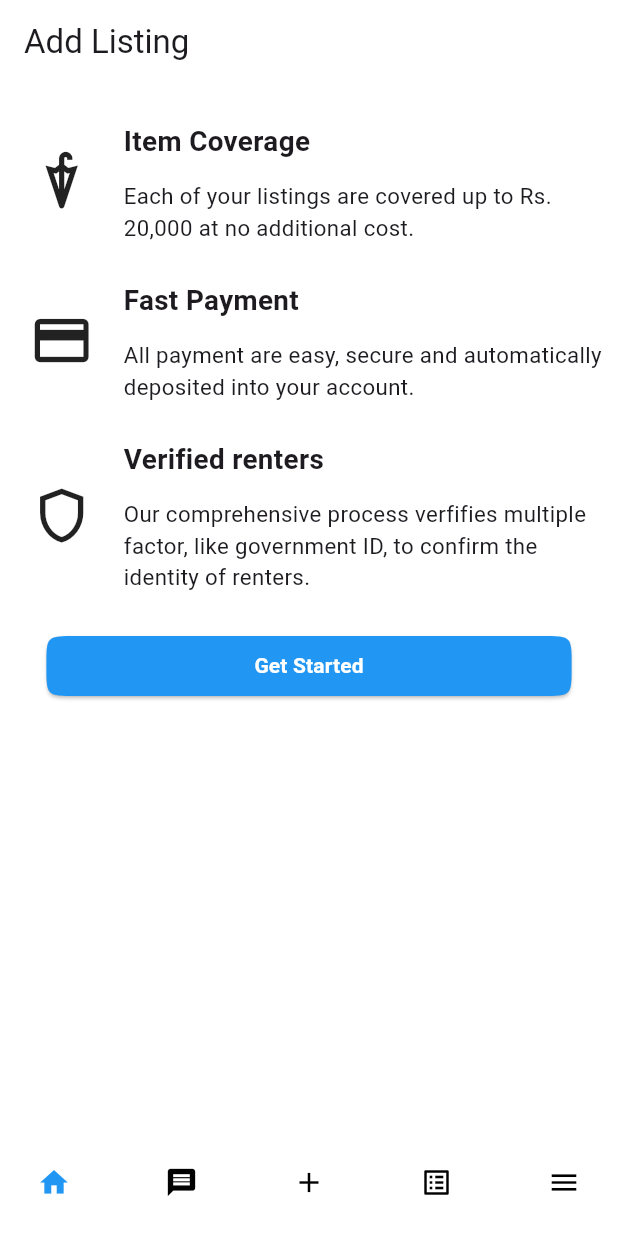
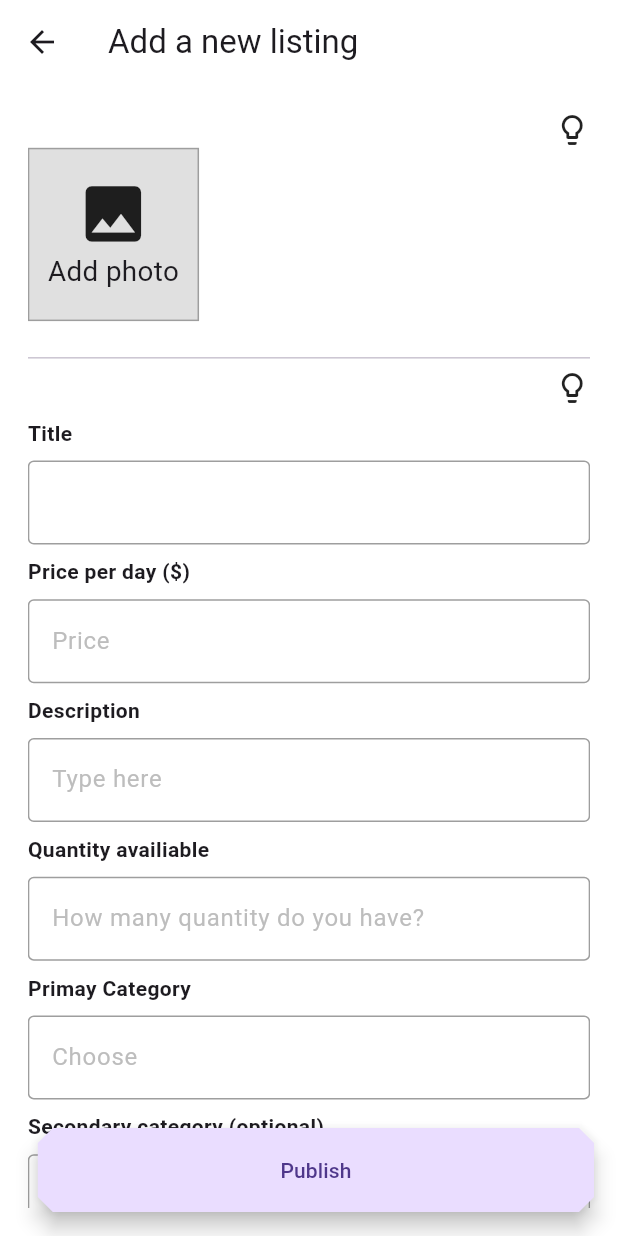
Before and after one commit to bgyn/Rental-Mobile, a Flutter app: the AddListingPage screen opened by its route, after a tap on "Get Started", on a phone screen of 412 x 824 dp. Run offline on Flutter 3.47's test engine with Material 3 defaults, Android fonts, the phone set to English and light mode, and no system bars; drawn by our look-alikes of google_nav_bar; our stand-ins replace cached_network_image, carousel_slider, equatable, firebase_core, flutter_bloc, get_it and 4 more; accounts and stored records are empty; network calls fail.

Commit message:
created new listing page - added text field - added show dialog for tips (not completed)

```diff
--- a/lib/config/routes/route_config.dart
+++ b/lib/config/routes/route_config.dart
@@ -6,6 +6,7 @@ import 'package:rentpal/features/auth/presentation/pages/register_page.dart';
 import 'package:rentpal/features/home/presentation/pages/home.dart';
 import 'package:rentpal/features/home/presentation/pages/home_page.dart';
 import 'package:rentpal/features/menu/presentation/pages/menu_page.dart';
+import 'package:rentpal/features/add_listing/presentation/pages/add_new_listing.dart';
 import 'package:rentpal/features/my_listing/presentation/pages/my_listing_page.dart';
 import 'package:rentpal/features/rentals/presentation/pages/rental_page.dart';
 
@@ -16,6 +17,10 @@ final routeConfig = GoRouter(
   navigatorKey: _rootNavigatorKey,
   initialLocation: '/',
   routes: <RouteBase>[
+    GoRoute(
+      path: "/add_listing/add_new_listing",
+      builder: (context, state) => const AddNewListing(),
+    ),
     ShellRoute(
       navigatorKey: _shellNavigatorKey,
       builder: (context, stae, child) => Home(child: child),
--- a/lib/features/add_listing/presentation/pages/add_listing_page.dart
+++ b/lib/features/add_listing/presentation/pages/add_listing_page.dart
@@ -1,4 +1,5 @@
 import 'package:flutter/material.dart';
+import 'package:go_router/go_router.dart';
 import 'package:rentpal/core/extension/extension.dart';
 
 class AddListingPage extends StatelessWidget {
@@ -166,7 +167,9 @@ class AddListingPage extends StatelessWidget {
                   borderRadius: BorderRadius.circular(20),
                 ),
               ),
-              onPressed: () {},
+              onPressed: () {
+                GoRouter.of(context).push("/add_listing/add_new_listing");
+              },
               child: const Text(
                 "Get Started",
                 style:
--- /dev/null
+++ b/lib/features/add_listing/presentation/pages/add_new_listing.dart
@@ -0,0 +1,172 @@
+import 'package:flutter/material.dart';
+import 'package:rentpal/core/extension/extension.dart';
+import 'package:rentpal/features/add_listing/presentation/widgets/listing_text_field.dart';
+
+class AddNewListing extends StatefulWidget {
+  const AddNewListing({super.key});
+
+  @override
+  State<AddNewListing> createState() => _AddNewListingState();
+}
+
+class _AddNewListingState extends State<AddNewListing> {
+  final _titleController = TextEditingController();
+  final _pricePerDayController = TextEditingController();
+  final _descriptionController = TextEditingController();
+  final _quantityController = TextEditingController();
+  @override
+  Widget build(BuildContext context) {
+    return Scaffold(
+      appBar: AppBar(
+        backgroundColor: Colors.white,
+        title: const Text("Add a new listing"),
+      ),
+      body: Padding(
+        padding: EdgeInsets.symmetric(
+          horizontal: 0.015.toRes(context),
+          vertical: 0.015.toRes(context),
+        ),
+        child: SingleChildScrollView(
+          child: Column(
+            crossAxisAlignment: CrossAxisAlignment.start,
+            children: [
+              Align(
+                alignment: Alignment.centerRight,
+                child: GestureDetector(
+                  onTap: () {
+                    _showPopup(context);
+                  },
+                  child: const Icon(Icons.lightbulb_outlined),
+                ),
+              ),
+              Container(
+                decoration: BoxDecoration(
+                  border: Border.all(
+                    color: Colors.grey,
+                  ),
+                  color: Colors.grey.shade300,
+                ),
+                padding: EdgeInsets.symmetric(
+                  vertical: 0.015.toRes(context),
+                  horizontal: 0.01.toRes(context),
+                ),
+                child: Column(
+                  children: [
+                    Icon(
+                      Icons.image,
+                      size: 0.04.toRes(context),
+                    ),
+                    Text(
+                      "Add photo",
+                      style: TextStyle(
+                        fontSize: 0.015.toRes(context),
+                      ),
+                    ),
+                  ],
+                ),
+              ),
+              SizedBox(
+                height: 0.02.h(context),
+              ),
+              const Divider(),
+              Align(
+                alignment: Alignment.centerRight,
+                child: GestureDetector(
+                  onTap: () {
+                    _showPopup(context);
+                  },
+                  child: const Icon(Icons.lightbulb_outlined),
+                ),
+              ),
+              ListingTextField(
+                title: "Title",
+                controller: _titleController,
+              ),
+              ListingTextField(
+                title: "Price per day (\$)",
+                controller: _pricePerDayController,
+                hintText: "Price",
+                textInputType: TextInputType.number,
+              ),
+              ListingTextField(
+                title: "Description",
+                controller: _descriptionController,
+                hintText: "Type here",
+              ),
+              ListingTextField(
+                title: "Quantity availiable",
+                controller: _quantityController,
+                hintText: "How many quantity do you have?",
+                textInputType: TextInputType.number,
+              ),
+              ListingTextField(
+                title: "Primay Category",
+                controller: _quantityController,
+                hintText: "Choose",
+                textInputType: TextInputType.number,
+              ),
+              ListingTextField(
+                title: "Secondary category (optional)",
+                controller: _quantityController,
+                hintText: "Choose",
+                textInputType: TextInputType.number,
+              ),
+            ],
+          ),
+        ),
+      ),
+      floatingActionButton: SizedBox(
+        width: 0.9.w(context),
+        child: FloatingActionButton(
+            shape: BeveledRectangleBorder(
+              borderRadius: BorderRadius.circular(10),
+            ),
+            onPressed: () {},
+            child: Text("Publish")),
+      ),
+    );
+  }
+
+  _showPopup(context) {
+    return showDialog(
+        context: context,
+        builder: (context) {
+          return Dialog(
+            child: Container(
+              padding: EdgeInsets.all(0.015.toRes(context)),
+              width: 1.0.w(context),
+              decoration: BoxDecoration(
+                borderRadius: BorderRadius.circular(10),
+                color: Colors.white,
+              ),
+              child: Column(
+                mainAxisSize: MainAxisSize.min,
+                children: [
+                  SizedBox(
+                    width: 0.8.w(context),
+                    child: ElevatedButton(
+                      style: ElevatedButton.styleFrom(
+                        backgroundColor: Colors.blue,
+                        shape: RoundedRectangleBorder(
+                          borderRadius: BorderRadius.circular(10),
+                        ),
+                        elevation: 0,
+                      ),
+                      onPressed: () {
+                        Navigator.pop(context);
+                      },
+                      child: const Text(
+                        "Got It",
+                        style: TextStyle(
+                          color: Colors.white,
+                        ),
+                      ),
+                    ),
+                  )
+                ],
+              ),
+            ),
+          );
+        });
+  }
+}
--- /dev/null
+++ b/lib/features/add_listing/presentation/widgets/listing_text_field.dart
@@ -0,0 +1,50 @@
+import 'package:flutter/material.dart';
+import 'package:rentpal/core/extension/extension.dart';
+
+class ListingTextField extends StatelessWidget {
+  const ListingTextField(
+      {super.key,
+      required this.title,
+      this.hintText,
+      this.textInputType,
+      required this.controller});
+  final String title;
+  final String? hintText;
+  final TextEditingController controller;
+  final TextInputType? textInputType;
+
+  @override
+  Widget build(BuildContext context) {
+    return Column(
+      crossAxisAlignment: CrossAxisAlignment.start,
+      children: [
+        SizedBox(
+          height: 0.01.h(context),
+        ),
+        Text(
+          title,
+          style: const TextStyle(fontWeight: FontWeight.bold),
+        ),
+        SizedBox(
+          height: 0.01.h(context),
+        ),
+        TextFormField(
+          controller: controller,
+          keyboardType: textInputType ?? TextInputType.text,
+          decoration: InputDecoration(
+            hintText: hintText ?? "",
+            alignLabelWithHint: true,
+            hintStyle: TextStyle(
+                color: Colors.grey.shade400, fontWeight: FontWeight.normal),
+            enabledBorder: const OutlineInputBorder(
+              borderSide: BorderSide(
+                color: Colors.grey,
+              ),
+            ),
+            focusedBorder: const OutlineInputBorder(),
+          ),
+        ),
+      ],
+    );
+  }
+}
```
